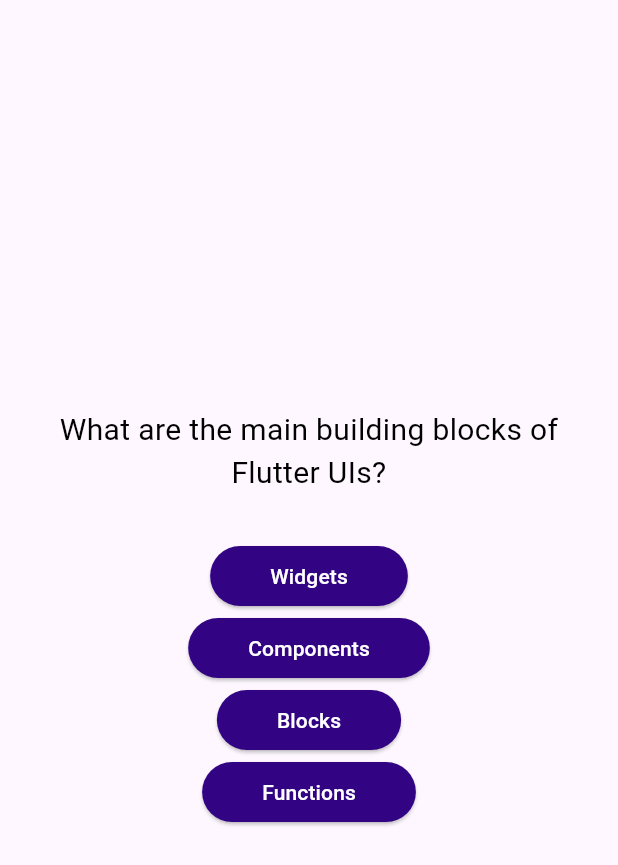
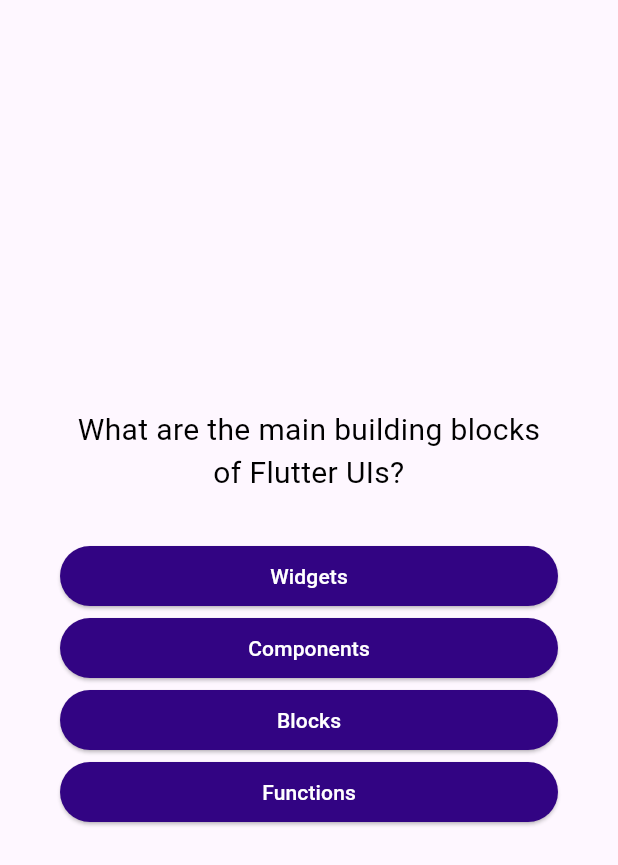
Before and after one commit to natib21/Flutter-Full-Projects, a Flutter app: the QuestionScreen widget shown alone on an empty page, opened directly, on a phone screen of 412 x 824 dp. Shown: the top 865 px of the screen. Run offline on Flutter 3.47's test engine with Material 3 defaults, Android fonts, the phone set to English and light mode, and no system bars.

Commit message:
Allign Margin and Padding

```diff
--- a/first_project_02/lib/questionScreen.dart
+++ b/first_project_02/lib/questionScreen.dart
@@ -16,8 +16,11 @@
   Widget build(context) {
     return SizedBox(
       width: double.infinity,
+      child: Container(
+        margin: EdgeInsets.all(40),
         child: Column(
           mainAxisAlignment: MainAxisAlignment.center,
+          crossAxisAlignment: CrossAxisAlignment.stretch,
           children: [
             Padding(
               padding: const EdgeInsets.symmetric(horizontal: 8),
@@ -37,6 +40,7 @@
                 .map((answer) => AnsweredButton(answer: answer, onTab: () {}))
           ],
         ),
+      ),
     );
   }
 }
```
Lines whose indentation alone changed are shown as unchanged.
